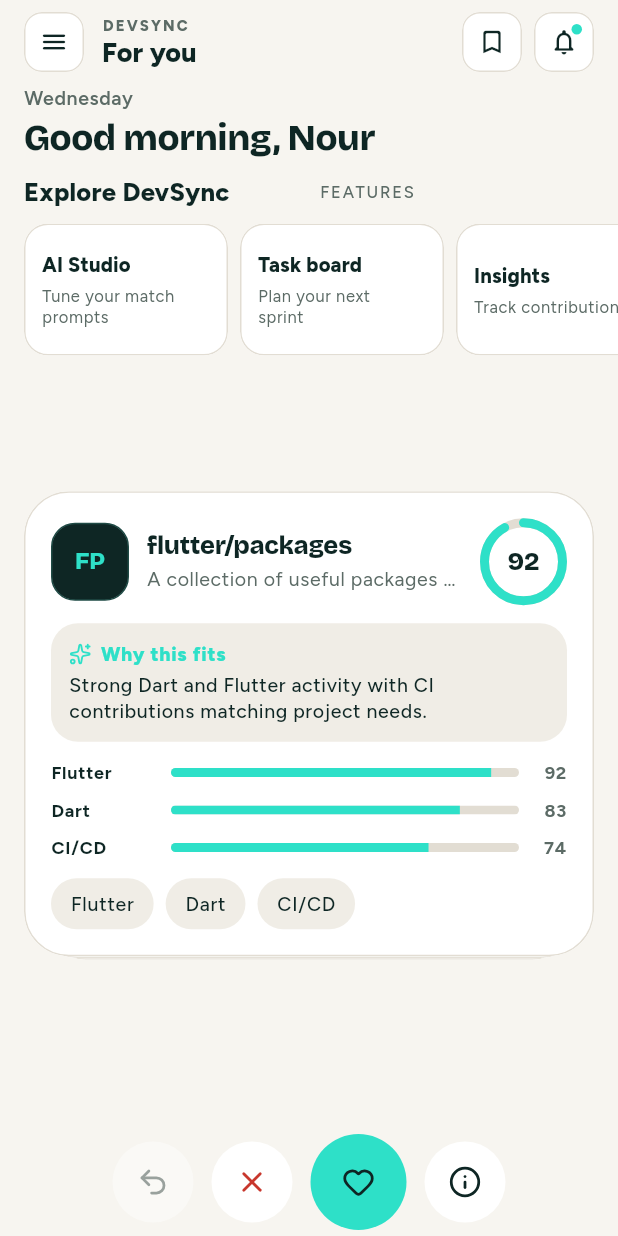
After one commit to devDoniaAlhosin/devsync-open-source-collaboration-app, a Flutter app: the MatchFeedScreen screen opened by its route, on a phone screen of 412 x 824 dp. The commit adds this screen. Run offline on Flutter 3.47's test engine with Material 3 defaults, Android fonts, the phone set to English and light mode, and no system bars; our stand-ins replace google_fonts, lucide_icons_flutter, material_ui.

Commit message:
feat: add match feed screen and related widgets for AI matching

```diff
--- a/lib/features/matching/presentation/screens/match_feed_screen.dart
+++ b/lib/features/matching/presentation/screens/match_feed_screen.dart
@@ -16,9 +16,10 @@ import '../widgets/ai_studio_scoring_card.dart';
 import '../widgets/ai_studio_suggested_matches_card.dart';
 import '../widgets/draggable_match_card.dart';
 import '../widgets/explore_devsync_section.dart';
-import '../widgets/match_card_deck.dart';
 import '../widgets/match_card_skeleton.dart';
 import '../widgets/match_feed_app_bar.dart';
+import '../widgets/match_feed_deck_view.dart';
+import '../widgets/match_feed_empty_state.dart';
 import '../widgets/match_feed_greeting.dart';
 import 'ai_analytics_screen.dart';
 import 'ai_matching_studio_screen.dart';
@@ -37,59 +38,6 @@ class MatchFeedScreen extends StatefulWidget {
 
   @override
   State<MatchFeedScreen> createState() => _MatchFeedScreenState();
-}
-
-class _MatchActionBar extends StatelessWidget {
-  final bool canUndo;
-  final VoidCallback onUndo;
-  final VoidCallback onSkip;
-  final VoidCallback onRequest;
-  final VoidCallback onInfo;
-
-  const _MatchActionBar({
-    required this.canUndo,
-    required this.onUndo,
-    required this.onSkip,
-    required this.onRequest,
-    required this.onInfo,
-  });
-
-  @override
-  Widget build(BuildContext context) {
-    return FittedBox(
-      fit: BoxFit.scaleDown,
-      child: Row(
-        mainAxisSize: MainAxisSize.min,
-        children: [
-          _RoundActionButton(
-            tooltip: 'Undo last action',
-            icon: AppIcons.undo,
-            onPressed: canUndo ? onUndo : null,
-          ),
-          const SizedBox(width: AppSpacing.md),
-          _RoundActionButton(
-            tooltip: 'Skip this match',
-            icon: AppIcons.close,
-            foreground: context.ds.danger,
-            onPressed: onSkip,
-          ),
-          const SizedBox(width: AppSpacing.md),
-          _RoundActionButton(
-            tooltip: 'Request collaboration',
-            icon: AppIcons.heart,
-            isPrimary: true,
-            onPressed: onRequest,
-          ),
-          const SizedBox(width: AppSpacing.md),
-          _RoundActionButton(
-            tooltip: 'How this match was scored',
-            icon: AppIcons.info,
-            onPressed: onInfo,
-          ),
-        ],
-      ),
-    );
-  }
 }
 
 class _MatchFeedScreenState extends State<MatchFeedScreen> {
@@ -156,51 +104,27 @@ class _MatchFeedScreenState extends State<MatchFeedScreen> {
 
   Widget _buildDeckView() {
     final match = _controller.currentDeckMatch;
-    final total = _controller.matches.length;
-
-    if (match == null) {
-      return DsEmptyState(
-        icon: AppIcons.feed,
-        title: total == 0 ? 'No matches yet' : 'You are all caught up',
-        message: total == 0
-            ? 'Complete your profile and add skills so we can find projects for you.'
-            : 'New project matches will appear here when they are ready.',
-        actionLabel: 'Refresh matches',
-        onAction: _controller.loadInitialData,
+    if (!_controller.hasMatches) {
+      return MatchFeedEmptyState(
+        onAddSkills: () => Navigator.of(context).pushNamed(AppRoutes.profile),
+        onConnectGitHub: () =>
+            _notify('GitHub connection is not available yet.'),
       );
     }
 
-    return Padding(
-      padding: const EdgeInsets.symmetric(horizontal: AppSpacing.lg),
-      child: Column(
-        children: [
-          Expanded(
-            child: Center(
-              child: ConstrainedBox(
-                constraints: const BoxConstraints(maxWidth: 460),
-                child: MatchCardDeck(
+    if (match == null) {
+      return MatchFeedEmptyState(onAddSkills: () {}, onConnectGitHub: () {});
+    }
+
+    return MatchFeedDeckView(
       cardKey: _cardKey,
       match: match,
       nextMatches: _controller.nextDeckMatches,
+      canUndo: _controller.canUndo,
+      onUndo: _controller.undoLastDeckAction,
       onTap: () => _navigateToProjectDetails(match),
       onAction: (action) => _handleDeckAction(match, action),
-                ),
-              ),
-            ),
-          ),
-          const SizedBox(height: AppSpacing.xs),
-          _MatchActionBar(
-            canUndo: _controller.canUndo,
-            onUndo: _controller.undoLastDeckAction,
-            onSkip: () =>
-                _cardKey.currentState?.complete(MatchSwipeAction.skip),
-            onRequest: () =>
-                _cardKey.currentState?.complete(MatchSwipeAction.request),
       onInfo: () => _showMatchInfo(match),
-          ),
-          const SizedBox(height: AppSpacing.xs),
-        ],
-      ),
     );
   }
 
@@ -234,6 +158,11 @@ class _MatchFeedScreenState extends State<MatchFeedScreen> {
   }
 
   Widget _buildPageContent() {
+    final isEmptyFeed =
+        !_controller.isLoading &&
+        _controller.errorMessage == null &&
+        _controller.viewMode == MatchingViewMode.deck &&
+        !_controller.hasMatches;
     return Center(
       child: ConstrainedBox(
         constraints: const BoxConstraints(maxWidth: 540),
@@ -242,16 +171,20 @@ class _MatchFeedScreenState extends State<MatchFeedScreen> {
           children: [
             // Top App Bar ("DEVSYNC / For you", Menu, Bookmark, Notification)
             MatchFeedAppBar(
+              title: isEmptyFeed ? 'Your matches' : 'For you',
+              showBookmark: !isEmptyFeed,
               onMenuPressed: () => _notify('DevSync menu opened'),
               onBookmarkPressed: () => _notify('Saved matches'),
               onNotificationsPressed: () => _notify('No new notifications'),
             ),
-            // Greeting Section: "Tuesday" / "Good morning, Nour"
+            if (isEmptyFeed)
+              Divider(height: 1, color: context.ds.border)
+            else ...[
               const MatchFeedGreeting(userName: 'Nour'),
               const SizedBox(height: AppSpacing.sm),
-            // Explore DevSync Carousel ("Explore DevSync" / "FEATURES")
               ExploreDevSyncSection(items: _buildExploreItems()),
               const SizedBox(height: AppSpacing.xs),
+            ],
             // Main dynamic content area
             Expanded(
               child: _controller.isLoading
@@ -424,47 +357,3 @@ class _MatchFeedScreenState extends State<MatchFeedScreen> {
     }
   }
 }
-
-class _RoundActionButton extends StatelessWidget {
-  final String tooltip;
-  final IconData icon;
-  final VoidCallback? onPressed;
-  final Color? foreground;
-  final bool isPrimary;
-
-  const _RoundActionButton({
-    required this.tooltip,
-    required this.icon,
-    required this.onPressed,
-    this.foreground,
-    this.isPrimary = false,
-  });
-
-  @override
-  Widget build(BuildContext context) {
-    final enabled = onPressed != null;
-    final color = isPrimary ? AppColors.teal : context.ds.surface;
-    final iconColor =
-        foreground ?? (isPrimary ? AppColors.onTeal : context.ds.textPrimary);
-
-    return Opacity(
-      opacity: enabled ? 1 : 0.4,
-      child: Tooltip(
-        message: tooltip,
-        child: Material(
-          color: color,
-          shape: const CircleBorder(),
-          child: InkWell(
-            onTap: onPressed,
-            customBorder: const CircleBorder(),
-            child: SizedBox(
-              width: isPrimary ? 64 : 54,
-              height: isPrimary ? 64 : 54,
-              child: Center(child: DsIcon(icon, color: iconColor)),
-            ),
-          ),
-        ),
-      ),
-    );
-  }
-}
--- a/lib/features/matching/presentation/widgets/match_feed_app_bar.dart
+++ b/lib/features/matching/presentation/widgets/match_feed_app_bar.dart
@@ -11,8 +11,12 @@ class MatchFeedAppBar extends StatelessWidget {
   final VoidCallback? onBookmarkPressed;
   final VoidCallback? onNotificationsPressed;
   final bool hasUnreadNotifications;
+  final String title;
+  final bool showBookmark;
   const MatchFeedAppBar({
     super.key,
+    this.title = 'For you',
+    this.showBookmark = true,
     this.onMenuPressed,
     this.onBookmarkPressed,
     this.onNotificationsPressed,
@@ -51,7 +55,7 @@ class MatchFeedAppBar extends StatelessWidget {
                   ),
                 ),
                 Text(
-                  'For you',
+                  title,
                   style: Theme.of(context).textTheme.titleLarge?.copyWith(
                     fontWeight: FontWeight.w800,
                     height: 1.2,
@@ -60,12 +64,14 @@ class MatchFeedAppBar extends StatelessWidget {
               ],
             ),
           ),
+          if (showBookmark) ...[
             _SquareIconButton(
               icon: Icons.bookmark_border_rounded,
               tooltip: 'Saved matches',
               onTap: onBookmarkPressed,
             ),
             const SizedBox(width: AppSpacing.sm),
+          ],
           _SquareIconButton(
             icon: Icons.notifications_none_rounded,
             tooltip: 'Notifications',
--- /dev/null
+++ b/lib/features/matching/presentation/widgets/match_feed_deck_view.dart
@@ -0,0 +1,164 @@
+import 'package:material_ui/material_ui.dart';
+import '../../../../core/icons/app_icons.dart';
+import '../../../../core/theme/app_colors.dart';
+import '../../../../core/theme/app_spacing.dart';
+import '../../../../core/widgets/ds_icon.dart';
+import '../../domain/entities/match_item.dart';
+import 'draggable_match_card.dart';
+import 'match_card_deck.dart';
+
+class MatchFeedDeckView extends StatelessWidget {
+  const MatchFeedDeckView({
+    super.key,
+    required this.cardKey,
+    required this.match,
+    required this.nextMatches,
+    required this.canUndo,
+    required this.onUndo,
+    required this.onTap,
+    required this.onAction,
+    required this.onInfo,
+  });
+  final GlobalKey<DraggableMatchCardState> cardKey;
+  final MatchItem match;
+  final List<MatchItem> nextMatches;
+  final bool canUndo;
+  final VoidCallback onUndo;
+  final VoidCallback onTap;
+  final ValueChanged<MatchSwipeAction> onAction;
+  final VoidCallback onInfo;
+
+  @override
+  Widget build(BuildContext context) {
+    return Padding(
+      padding: const EdgeInsets.symmetric(horizontal: AppSpacing.lg),
+      child: Column(
+        children: [
+          Expanded(
+            child: Center(
+              child: ConstrainedBox(
+                constraints: const BoxConstraints(maxWidth: 460),
+                child: SingleChildScrollView(
+                  child: MatchCardDeck(
+                    cardKey: cardKey,
+                    match: match,
+                    nextMatches: nextMatches,
+                    onTap: onTap,
+                    onAction: onAction,
+                  ),
+                ),
+              ),
+            ),
+          ),
+          const SizedBox(height: AppSpacing.xs),
+          _MatchActionBar(
+            canUndo: canUndo,
+            onUndo: onUndo,
+            onSkip: () => cardKey.currentState?.complete(MatchSwipeAction.skip),
+            onRequest: () =>
+                cardKey.currentState?.complete(MatchSwipeAction.request),
+            onInfo: onInfo,
+          ),
+          const SizedBox(height: AppSpacing.xs),
+        ],
+      ),
+    );
+  }
+}
+
+class _MatchActionBar extends StatelessWidget {
+  final bool canUndo;
+  final VoidCallback onUndo;
+  final VoidCallback onSkip;
+  final VoidCallback onRequest;
+  final VoidCallback onInfo;
+
+  const _MatchActionBar({
+    required this.canUndo,
+    required this.onUndo,
+    required this.onSkip,
+    required this.onRequest,
+    required this.onInfo,
+  });
+
+  @override
+  Widget build(BuildContext context) {
+    return FittedBox(
+      fit: BoxFit.scaleDown,
+      child: Row(
+        mainAxisSize: MainAxisSize.min,
+        children: [
+          _RoundActionButton(
+            tooltip: 'Undo last action',
+            icon: AppIcons.undo,
+            onPressed: canUndo ? onUndo : null,
+          ),
+          const SizedBox(width: AppSpacing.md),
+          _RoundActionButton(
+            tooltip: 'Skip this match',
+            icon: AppIcons.close,
+            foreground: context.ds.danger,
+            onPressed: onSkip,
+          ),
+          const SizedBox(width: AppSpacing.md),
+          _RoundActionButton(
+            tooltip: 'Request collaboration',
+            icon: AppIcons.heart,
+            isPrimary: true,
+            onPressed: onRequest,
+          ),
+          const SizedBox(width: AppSpacing.md),
+          _RoundActionButton(
+            tooltip: 'How this match was scored',
+            icon: AppIcons.info,
+            onPressed: onInfo,
+          ),
+        ],
+      ),
+    );
+  }
+}
+
+class _RoundActionButton extends StatelessWidget {
+  final String tooltip;
+  final IconData icon;
+  final VoidCallback? onPressed;
+  final Color? foreground;
+  final bool isPrimary;
+
+  const _RoundActionButton({
+    required this.tooltip,
+    required this.icon,
+    required this.onPressed,
+    this.foreground,
+    this.isPrimary = false,
+  });
+
+  @override
+  Widget build(BuildContext context) {
+    final enabled = onPressed != null;
+    final color = isPrimary ? AppColors.teal : context.ds.surface;
+    final iconColor =
+        foreground ?? (isPrimary ? AppColors.onTeal : context.ds.textPrimary);
+
+    return Opacity(
+      opacity: enabled ? 1 : 0.4,
+      child: Tooltip(
+        message: tooltip,
+        child: Material(
+          color: color,
+          shape: const CircleBorder(),
+          child: InkWell(
+            onTap: onPressed,
+            customBorder: const CircleBorder(),
+            child: SizedBox(
+              width: isPrimary ? 64 : 54,
+              height: isPrimary ? 64 : 54,
+              child: Center(child: DsIcon(icon, color: iconColor)),
+            ),
+          ),
+        ),
+      ),
+    );
+  }
+}
```
Also changed, not shown: lib/features/matching/presentation/widgets/match_feed_empty_state.dart (added, +87 -0 lines), 1 other file. Lines whose indentation alone changed are shown as unchanged.
